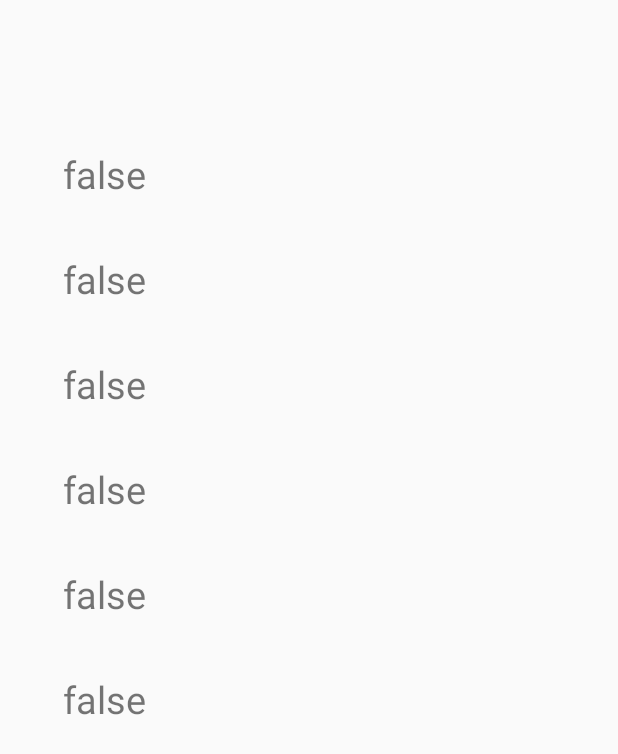
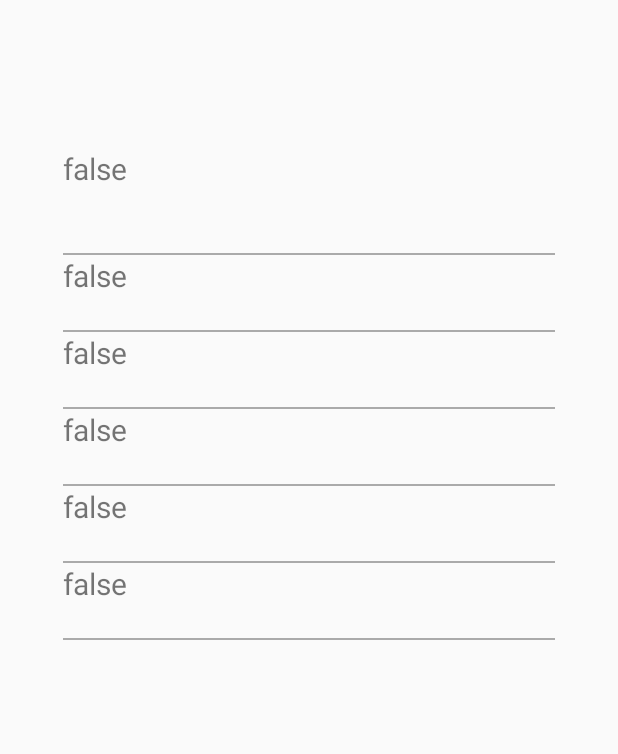
Before and after one commit to Cristian-Florin-Rotaru/DriveTracking, an Android app: the layout activity_main.xml on its own in the app's theme, with its tools: preview values and no code run, on a phone screen of 412 x 824 dp. Shown: the top 754 px of the screen. Run offline under Robolectric (Android 15) with nearby library versions, the phone set to English and light mode, and no system bars.

Commit message:
- Minor changes to the design (both on the app and the website)

```diff
--- a/app/src/main/res/layout/activity_main.xml
+++ b/app/src/main/res/layout/activity_main.xml
@@ -28,42 +28,72 @@
             android:layout_width="match_parent"
             android:layout_height="70dp"
             android:text="@+id/userTxtView"
-            android:textSize="25dp" />
+            android:textSize="20dp" />
+
+        <View
+            android:layout_width="match_parent"
+            android:layout_height="1dp"
+            android:background="@android:color/darker_gray" />
 
         <TextView
             android:id="@+id/speedTxtView"
             android:layout_width="match_parent"
-            android:layout_height="70dp"
+            android:layout_height="50dp"
             android:text="@+id/speedTxtView"
-            android:textSize="25dp" />
+            android:textSize="20dp" />
+
+        <View
+            android:layout_width="match_parent"
+            android:layout_height="1dp"
+            android:background="@android:color/darker_gray" />
 
         <TextView
             android:id="@+id/latTxtView"
             android:layout_width="match_parent"
-            android:layout_height="70dp"
+            android:layout_height="50dp"
             android:text="@+id/latTxtView"
-            android:textSize="25dp" />
+            android:textSize="20dp" />
+
+        <View
+            android:layout_width="match_parent"
+            android:layout_height="1dp"
+            android:background="@android:color/darker_gray" />
 
         <TextView
             android:id="@+id/longTxtView"
             android:layout_width="match_parent"
-            android:layout_height="70dp"
+            android:layout_height="50dp"
             android:text="@+id/longTxtView"
-            android:textSize="25dp" />
+            android:textSize="20dp" />
+
+        <View
+            android:layout_width="match_parent"
+            android:layout_height="1dp"
+            android:background="@android:color/darker_gray" />
 
         <TextView
             android:id="@+id/spdLimitTxtView"
             android:layout_width="match_parent"
-            android:layout_height="70dp"
+            android:layout_height="50dp"
             android:text="@+id/spdLimitTxtView"
-            android:textSize="25dp" />
+            android:textSize="20dp" />
+
+        <View
+            android:layout_width="match_parent"
+            android:layout_height="1dp"
+            android:background="@android:color/darker_gray" />
 
         <TextView
             android:id="@+id/lastSpdTxtView"
             android:layout_width="match_parent"
-            android:layout_height="70dp"
+            android:layout_height="50dp"
             android:text="@+id/lastSpdTxtView"
-            android:textSize="25dp" />
+            android:textSize="20dp" />
+
+        <View
+            android:layout_width="match_parent"
+            android:layout_height="1dp"
+            android:background="@android:color/darker_gray" />
 
 
     </LinearLayout>
--- a/app/src/main/res/values/colors.xml
+++ b/app/src/main/res/values/colors.xml
@@ -1,7 +1,11 @@
 <?xml version="1.0" encoding="utf-8"?>
 <resources>
-    <color name="colorPrimary">#3F51B5</color>
+    <!--<color name="colorPrimary">#3F51B5</color>
     <color name="colorPrimaryDark">#303F9F</color>
     <color name="colorAccent">#FF4081</color>
+    <color name="actionBar">#20d400</color>-->
+    <color name="colorPrimary">#009900</color>
+    <color name="colorPrimaryDark">#006600</color>
+    <color name="colorAccent">#c700c7</color>
     <color name="actionBar">#20d400</color>
 </resources>
```
